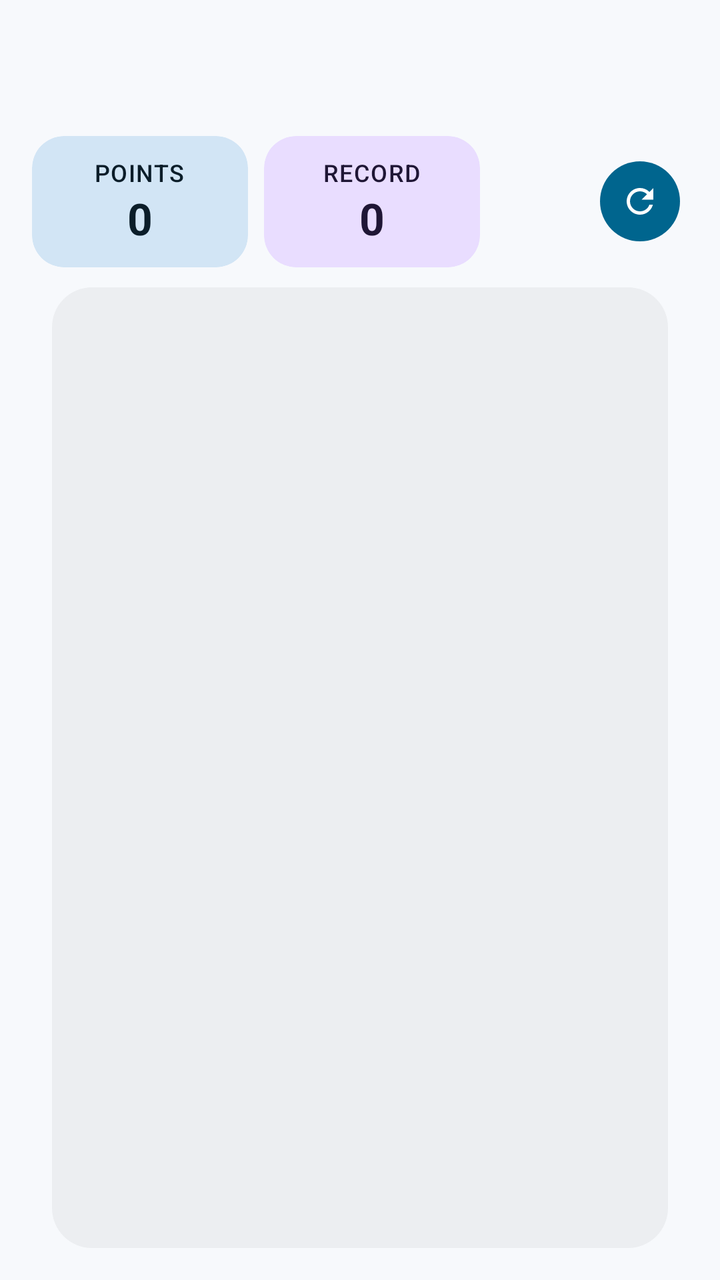
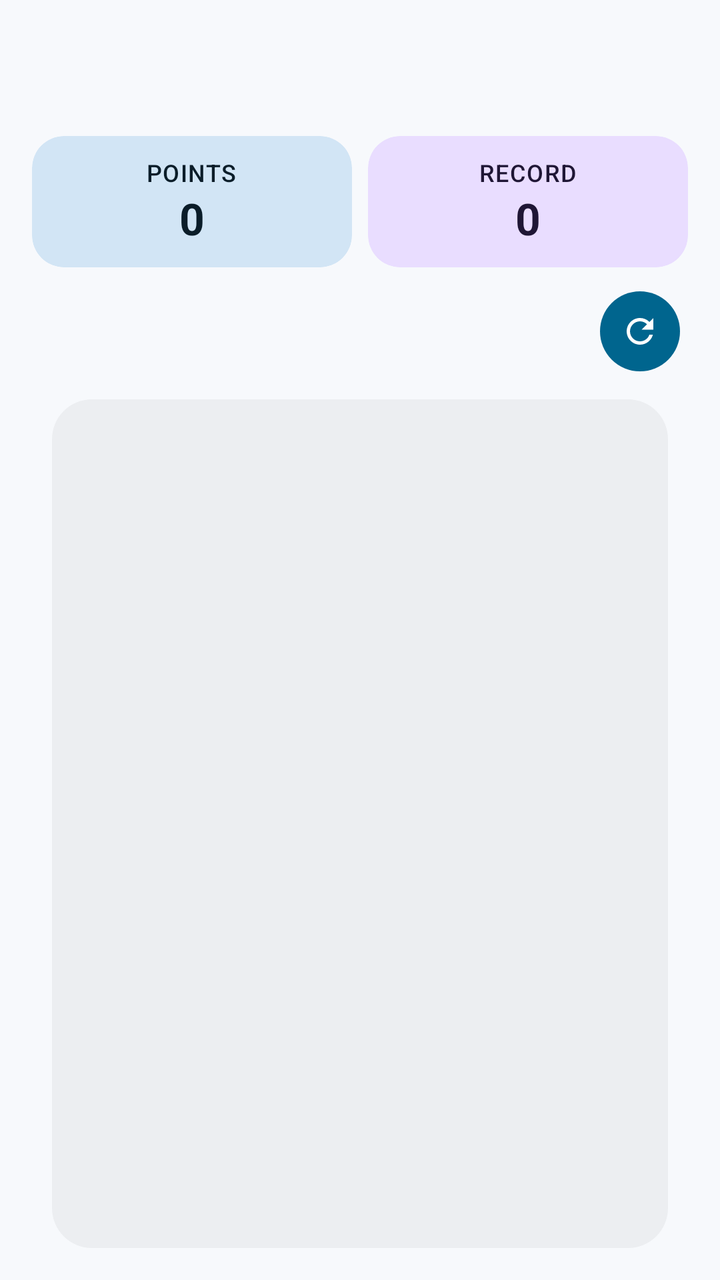

Screens rendered from an Android XML layout before and after an edit, with the pre-edit source and the edit as a unified diff.
<!-- AndroidManifest.xml: application theme Theme.YiPuzzles -->
<!-- res/layout/activity_game.xml -->
<?xml version="1.0" encoding="utf-8"?>
<androidx.coordinatorlayout.widget.CoordinatorLayout xmlns:android="http://schemas.android.com/apk/res/android"
    xmlns:app="http://schemas.android.com/apk/res-auto"
    xmlns:tools="http://schemas.android.com/tools"
    android:layout_width="match_parent"
    android:layout_height="match_parent"
    android:fitsSystemWindows="true"
    android:background="?android:colorBackground"
        app:statusBarBackground="@null"
    tools:context="org.lyi.puzzles.activities.GameActivity">

    <include layout="@layout/toolbar" />

    <LinearLayout
        android:id="@+id/main_content"
        android:layout_width="match_parent"
        android:layout_height="match_parent"
        android:orientation="vertical"
        android:paddingStart="16dp"
        android:paddingEnd="16dp"
        android:paddingBottom="6dp"
        app:layout_behavior="@string/appbar_scrolling_view_behavior">

        
        <LinearLayout
            android:layout_width="match_parent"
            android:layout_height="wrap_content"
            android:layout_marginTop="4dp"
            android:gravity="center_vertical"
            android:orientation="horizontal">

            <com.google.android.material.card.MaterialCardView
                style="@style/Widget.YiPuzzles.ScoreCard"
                android:layout_width="0dp"
                android:layout_height="wrap_content"
                android:layout_weight="1"
                app:contentPaddingBottom="10dp"
                app:contentPaddingLeft="16dp"
                app:contentPaddingRight="16dp"
                app:contentPaddingTop="10dp">

                <LinearLayout
                    android:layout_width="match_parent"
                    android:layout_height="wrap_content"
                    android:gravity="center_horizontal"
                    android:orientation="vertical">

                    <TextView
                        android:layout_width="wrap_content"
                        android:layout_height="wrap_content"
                        android:text="@string/Points_Button"
                        android:textAppearance="@style/TextAppearance.YiPuzzles.ScoreLabel" />

                    <TextView
                        android:id="@+id/points"
                        android:layout_width="wrap_content"
                        android:layout_height="wrap_content"
                        android:text="0"
                        android:textAppearance="@style/TextAppearance.YiPuzzles.ScoreValue" />
                </LinearLayout>
            </com.google.android.material.card.MaterialCardView>

            <com.google.android.material.card.MaterialCardView
                style="@style/Widget.YiPuzzles.ScoreCard"
                android:layout_width="0dp"
                android:layout_height="wrap_content"
                android:layout_marginStart="8dp"
                android:layout_weight="1"
                app:cardBackgroundColor="?attr/colorTertiaryContainer"
                app:contentPaddingBottom="10dp"
                app:contentPaddingLeft="16dp"
                app:contentPaddingRight="16dp"
                app:contentPaddingTop="10dp">

                <LinearLayout
                    android:layout_width="match_parent"
                    android:layout_height="wrap_content"
                    android:gravity="center_horizontal"
                    android:orientation="vertical">

                    <TextView
                        android:layout_width="wrap_content"
                        android:layout_height="wrap_content"
                        android:text="@string/Record_Button"
                        android:textAppearance="@style/TextAppearance.YiPuzzles.ScoreLabel"
                        android:textColor="?attr/colorOnTertiaryContainer" />

                    <TextView
                        android:id="@+id/record"
                        android:layout_width="wrap_content"
                        android:layout_height="wrap_content"
                        android:text="0"
                        android:textAppearance="@style/TextAppearance.YiPuzzles.ScoreValue"
                        android:textColor="?attr/colorOnTertiaryContainer" />
                </LinearLayout>
            </com.google.android.material.card.MaterialCardView>

            <com.google.android.material.button.MaterialButton
                android:id="@+id/undoButton"
                style="?attr/materialIconButtonFilledTonalStyle"
                android:layout_width="wrap_content"
                android:layout_height="wrap_content"
                android:layout_marginStart="8dp"
                android:contentDescription="@string/undo"
                android:visibility="invisible"
                app:icon="@drawable/ic_undo" />

            <com.google.android.material.button.MaterialButton
                android:id="@+id/restartButton"
                style="?attr/materialIconButtonFilledStyle"
                android:layout_width="wrap_content"
                android:layout_height="wrap_content"
                android:contentDescription="@string/restart"
                app:icon="@drawable/ic_restart" />

        </LinearLayout>

        
        <RelativeLayout
            android:id="@+id/touch_field"
            android:layout_width="match_parent"
            android:layout_height="match_parent">

            <RelativeLayout
                android:id="@+id/number_field_background"
                android:layout_width="match_parent"
                android:layout_height="match_parent"
                android:layout_alignParentTop="true"
                android:layout_centerHorizontal="true"
                android:layout_margin="10dp"
                android:background="@drawable/board_background" />

            <RelativeLayout
                android:id="@+id/number_field"
                android:layout_width="match_parent"
                android:layout_height="match_parent"
                android:layout_alignParentTop="true"
                android:layout_centerHorizontal="true"
                android:layout_margin="10dp" />

        </RelativeLayout>

    </LinearLayout>

</androidx.coordinatorlayout.widget.CoordinatorLayout>
<!-- res/layout/toolbar.xml (included above) -->
<?xml version="1.0" encoding="utf-8"?>
<com.google.android.material.appbar.AppBarLayout xmlns:android="http://schemas.android.com/apk/res/android"
    xmlns:app="http://schemas.android.com/apk/res-auto"
    android:layout_width="match_parent"
    android:layout_height="wrap_content"
    android:fitsSystemWindows="true"
    android:background="?android:colorBackground"
    app:liftOnScroll="true">

    <com.google.android.material.appbar.MaterialToolbar
        android:id="@+id/toolbar"
        android:layout_width="match_parent"
        android:layout_height="?attr/actionBarSize" />

</com.google.android.material.appbar.AppBarLayout>
<!-- resources referenced by this layout -->
<resources>
  <!-- drawable board_background (drawable) -->
  <?xml version="1.0" encoding="utf-8"?>
  <shape xmlns:android="http://schemas.android.com/apk/res/android">
      <corners android:radius="20dp" />
      <solid android:color="?attr/colorSurfaceContainer" />
  </shape>
  <string name="Points_Button">Points</string>
  <string name="Record_Button">Record</string>
  <string name="restart">Restart</string>
  <string name="undo">Undo</string>
  <style name="TextAppearance.YiPuzzles.ScoreLabel" parent="TextAppearance.Material3.LabelMedium">
          <item name="android:textColor">?attr/colorOnSecondaryContainer</item>
          <item name="android:textAllCaps">true</item>
      </style>
  <style name="TextAppearance.YiPuzzles.ScoreValue" parent="TextAppearance.Material3.TitleLarge">
          <item name="android:textColor">?attr/colorOnSecondaryContainer</item>
          <item name="android:textStyle">bold</item>
      </style>
  <style name="Theme.YiPuzzles" parent="Base.Theme.YiPuzzles" />
  <color name="md_theme_light_primary">#00658E</color>
  <color name="md_theme_light_onPrimary">#FFFFFF</color>
  <color name="md_theme_light_primaryContainer">#C7E7FF</color>
  <color name="md_theme_light_onPrimaryContainer">#001E2E</color>
  <color name="md_theme_light_secondary">#4F616E</color>
  <color name="md_theme_light_onSecondary">#FFFFFF</color>
  <color name="md_theme_light_secondaryContainer">#D2E5F5</color>
  <color name="md_theme_light_onSecondaryContainer">#0B1D29</color>
  <color name="md_theme_light_tertiary">#63597C</color>
  <color name="md_theme_light_onTertiary">#FFFFFF</color>
  <color name="md_theme_light_tertiaryContainer">#E9DDFF</color>
  <color name="md_theme_light_onTertiaryContainer">#1F1635</color>
  <color name="md_theme_light_error">#BA1A1A</color>
  <color name="md_theme_light_onError">#FFFFFF</color>
  <color name="md_theme_light_errorContainer">#FFDAD6</color>
  <color name="md_theme_light_onErrorContainer">#410002</color>
  <color name="md_theme_light_background">#F7F9FC</color>
  <color name="md_theme_light_onBackground">#191C1E</color>
  <color name="md_theme_light_surface">#F7F9FC</color>
  <color name="md_theme_light_onSurface">#191C1E</color>
  <color name="md_theme_light_surfaceVariant">#DDE3EA</color>
  <color name="md_theme_light_onSurfaceVariant">#41484D</color>
  <color name="md_theme_light_outline">#71787E</color>
  <color name="md_theme_light_outlineVariant">#C1C7CE</color>
  <color name="md_theme_light_inverseSurface">#2E3133</color>
  <color name="md_theme_light_inverseOnSurface">#EFF1F3</color>
  <color name="md_theme_light_inversePrimary">#85CFFF</color>
  <color name="md_theme_light_surfaceDim">#D8DADD</color>
  <color name="md_theme_light_surfaceBright">#F7F9FC</color>
  <color name="md_theme_light_surfaceContainerLowest">#FFFFFF</color>
  <color name="md_theme_light_surfaceContainerLow">#F2F4F7</color>
  <color name="md_theme_light_surfaceContainer">#ECEEF1</color>
  <color name="md_theme_light_surfaceContainerHigh">#E6E8EB</color>
  <color name="md_theme_light_surfaceContainerHighest">#E0E3E5</color>
  <style name="Widget.YiPuzzles.Toolbar" parent="Widget.Material3.Toolbar.OnSurface">
          <item name="titleCentered">false</item>
      </style>
  <style name="ThemeOverlay.YiPuzzles.MaterialAlertDialog" parent="ThemeOverlay.Material3.MaterialAlertDialog">
          <item name="shapeAppearanceOverlay">@style/ShapeAppearance.Material3.Corner.ExtraLarge</item>
      </style>
  <!-- unchanged entries left out for length: 4 -->
</resources>

<!-- the commit's change to res/layout/activity_game.xml (unified diff, before → after) -->
@@ -53,7 +53,8 @@
 
                     <TextView
                         android:id="@+id/points"
-                        android:layout_width="wrap_content"
+                        style="@style/Widget.YiPuzzles.ScoreValue"
+                        android:layout_width="match_parent"
                         android:layout_height="wrap_content"
                         android:text="0"
                         android:textAppearance="@style/TextAppearance.YiPuzzles.ScoreValue" />
@@ -87,13 +88,23 @@
 
                     <TextView
                         android:id="@+id/record"
-                        android:layout_width="wrap_content"
+                        style="@style/Widget.YiPuzzles.ScoreValue"
+                        android:layout_width="match_parent"
                         android:layout_height="wrap_content"
                         android:text="0"
                         android:textAppearance="@style/TextAppearance.YiPuzzles.ScoreValue"
                         android:textColor="?attr/colorOnTertiaryContainer" />
                 </LinearLayout>
             </com.google.android.material.card.MaterialCardView>
+
+        </LinearLayout>
+
+        <LinearLayout
+            android:layout_width="match_parent"
+            android:layout_height="wrap_content"
+            android:layout_marginTop="8dp"
+            android:gravity="end"
+            android:orientation="horizontal">
 
             <com.google.android.material.button.MaterialButton
                 android:id="@+id/undoButton"
<!-- resource entries referenced after the edit -->
@@ -17,6 +17,15 @@
   <style name="TextAppearance.YiPuzzles.ScoreValue" parent="TextAppearance.Material3.TitleLarge">
           <item name="android:textColor">?attr/colorOnSecondaryContainer</item>
           <item name="android:textStyle">bold</item>
+      </style>
+  <style name="Widget.YiPuzzles.ScoreValue" parent="android:Widget.TextView">
+          <item name="android:textAppearance">@style/TextAppearance.YiPuzzles.ScoreValue</item>
+          <item name="android:maxLines">1</item>
+          <item name="android:gravity">center</item>
+          <item name="autoSizeTextType">uniform</item>
+          <item name="autoSizeMinTextSize">10sp</item>
+          <item name="autoSizeMaxTextSize">22sp</item>
+          <item name="autoSizeStepGranularity">1sp</item>
       </style>
   <style name="Theme.YiPuzzles" parent="Base.Theme.YiPuzzles" />
   <color name="md_theme_light_primary">#00658E</color>
